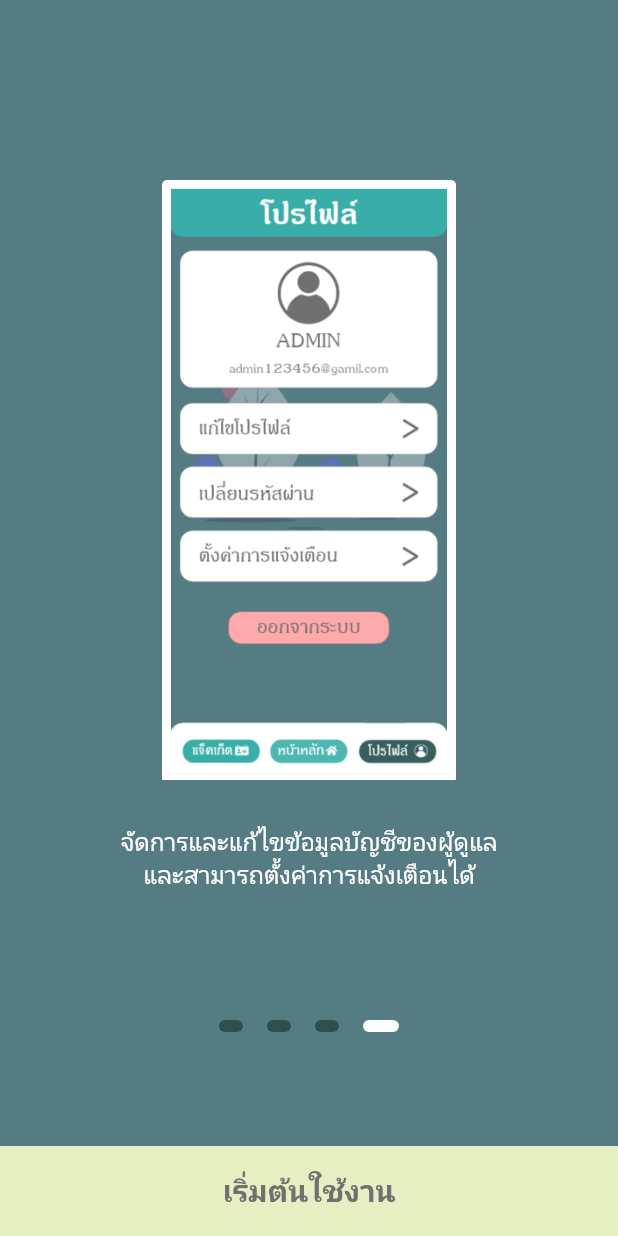
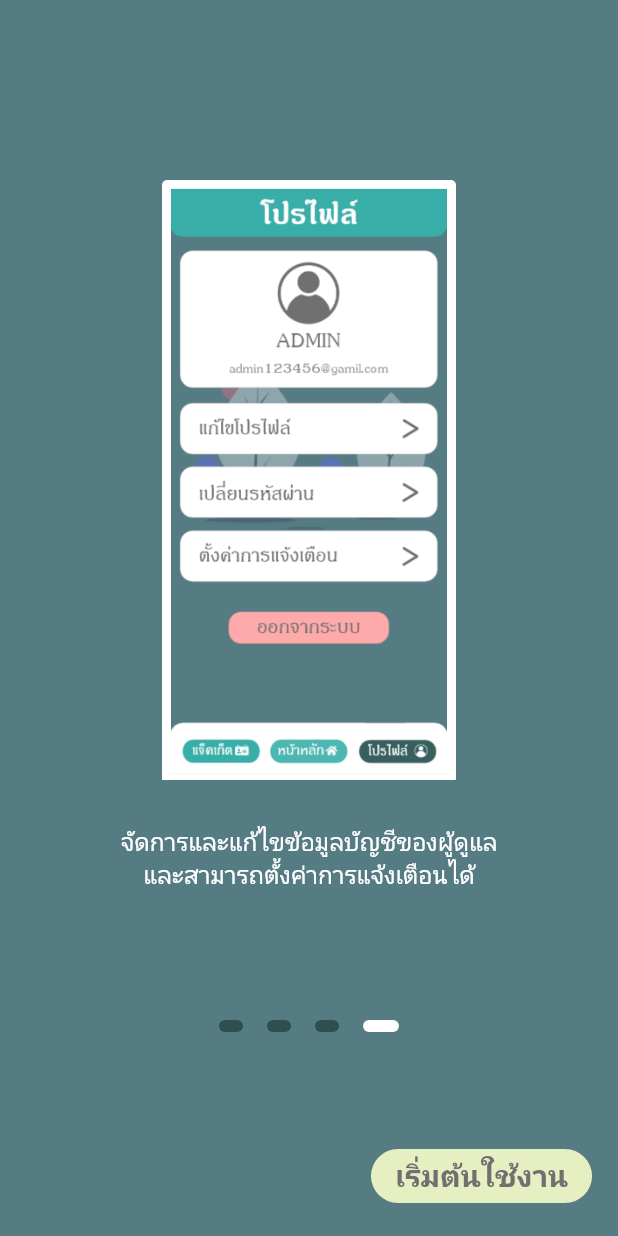
Before and after one commit to winwk/DemoJacketPro, a Flutter app: the OnboardingScreen screen opened directly, swiped to page 4, on a phone screen of 412 x 824 dp. Run offline on Flutter 3.47's test engine with Material 2 defaults, Android fonts, the phone set to English and light mode, and no system bars; our stand-ins replace form_field_validator; missing offline and left inert: dart:js; Roboto replaces fonts that are missing (MPLUSRounded1c).

Commit message:
แนะนำล่าสุดดด

```diff
--- a/lib/main.dart
+++ b/lib/main.dart
@@ -14,7 +14,7 @@ class MyApp extends StatelessWidget {
   @override
   Widget build(BuildContext context) {
     return MaterialApp(
-      home: home1(),
+      home: OnboardingScreen(),
       routes: {
         Register_Screen.route: (context) => Register_Screen(),
       },
--- a/lib/manual.dart
+++ b/lib/manual.dart
@@ -1,6 +1,7 @@
 import 'package:flutter/material.dart';
 import 'package:flutter/services.dart';
 import 'package:jackket/home.dart';
+import 'package:jackket/register.dart';
 
 class OnboardingScreen extends StatefulWidget{
   static var route;
@@ -266,21 +267,26 @@ class _OnboardingScreenState extends State<OnboardingScreen> {
               ],
               ),
               ),
-            Row(
-                  mainAxisAlignment: MainAxisAlignment.center,
+
+           Row(
+            mainAxisAlignment: MainAxisAlignment.center,
                   children: _buildPageIndicator(),
                 ),
+
         ],
         ),
         ),
          ),
       ),
-    bottomSheet: _currentPage == _numPages - 1
+
+  floatingActionButton : _currentPage == _numPages - 1
           ? Container(
               height: 60.0,
-              width: double.infinity,
-              color: Color(0xFFE5EFC1),
-                  child: FlatButton(
+              margin: EdgeInsets.all(0),
+              width: 150,
+            child: Align(
+                          alignment: FractionalOffset.bottomCenter,
+              child: FlatButton(
               child: Text("เริ่มต้นใช้งาน",
               style: TextStyle(
                         color: Color(0xFF707070),
@@ -293,11 +299,18 @@ class _OnboardingScreenState extends State<OnboardingScreen> {
                     context, MaterialPageRoute(builder: (context) => home()),);
                 }
               },
+              color: Color(0xFFE5EFC1),
+
+              shape: RoundedRectangleBorder(
+                borderRadius: BorderRadius.circular(40),
+              ),
             ),
             )
+          )
           : Text(''),
     );
     return scaffold;
 
   }
+
 }
```
